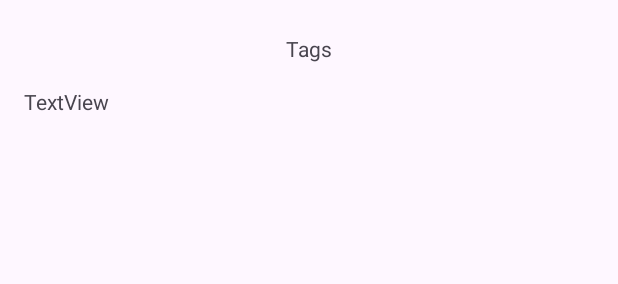
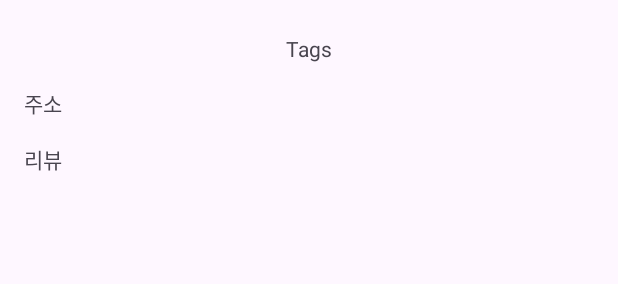
Before and after one commit to cbh1992/Project-Ffactory-secretreview, an Android app: the layout activity_review_detail.xml on its own in the app's theme, with its tools: preview values and no code run, on a phone screen of 412 x 824 dp. Shown: the part 178-462 px from the top of the screen. Run offline under Robolectric (Android 15) with nearby library versions, the phone set to English and light mode, and no system bars.

```diff
--- a/app/src/main/java/com/ffactory/secretreview/ReviewPage/ItemDataClass.kt
+++ b/app/src/main/java/com/ffactory/secretreview/ReviewPage/ItemDataClass.kt
@@ -1,3 +1,4 @@
 package com.ffactory.secretreview.ReviewPage
 
-data class ItemDataClass(var name : String? = null, var location : String? = null, var tags : String? = null)
+data class ItemDataClass(var name : String? = null, var location : String? = null, var tags : String? = null, var score : String? = null, var text : String? = null) {
+}
--- a/app/src/main/java/com/ffactory/secretreview/ReviewPage/NewReview.kt
+++ b/app/src/main/java/com/ffactory/secretreview/ReviewPage/NewReview.kt
@@ -29,7 +29,7 @@ class NewReview : AppCompatActivity() {
                 score = "0.0"
             }
             val tags = binding.NewTag.text.toString()
-            val review = binding.NewReview.text.toString()
+            val text = binding.NewReview.text.toString()
             var add: String? = null
             if(binding.NewNoMap.isChecked) {
             add = "null"
@@ -47,7 +47,7 @@ class NewReview : AppCompatActivity() {
                 "name" to name,
                 "score" to score,
                 "tags" to tags,
-                "review" to review,
+                "text" to text,
                 "location" to add,
                 "time" to "$formattedDate  /  $formattedTime"
             )
--- a/app/src/main/res/layout/activity_review_detail.xml
+++ b/app/src/main/res/layout/activity_review_detail.xml
@@ -37,7 +37,7 @@
     </androidx.constraintlayout.widget.ConstraintLayout>
 
     <RatingBar
-        android:id="@+id/DetailRating"
+        android:id="@+id/DetailScore"
         android:layout_width="wrap_content"
         android:layout_height="wrap_content"
         android:layout_marginTop="16dp"
@@ -53,7 +53,7 @@
         android:text="Tags"
         app:layout_constraintEnd_toEndOf="parent"
         app:layout_constraintStart_toStartOf="parent"
-        app:layout_constraintTop_toBottomOf="@+id/DetailRating" />
+        app:layout_constraintTop_toBottomOf="@+id/DetailScore" />
 
     <androidx.constraintlayout.widget.ConstraintLayout
         android:id="@+id/DetailReviewArea"
@@ -69,10 +69,23 @@
         app:layout_constraintTop_toBottomOf="@+id/DetailTags">
 
         <TextView
+            android:id="@+id/DetailLocation"
+            android:layout_width="match_parent"
+            android:layout_height="wrap_content"
+            android:text="주소"
+            app:layout_constraintEnd_toEndOf="parent"
+            app:layout_constraintStart_toStartOf="parent"
+            app:layout_constraintTop_toTopOf="parent" />
+
+        <TextView
             android:id="@+id/DetailReview"
             android:layout_width="match_parent"
-            android:layout_height="match_parent"
-            android:text="TextView" />
+            android:layout_height="0dp"
+            android:layout_marginTop="16dp"
+            android:text="리뷰"
+            app:layout_constraintEnd_toEndOf="parent"
+            app:layout_constraintStart_toStartOf="parent"
+            app:layout_constraintTop_toBottomOf="@+id/DetailLocation" />
     </androidx.constraintlayout.widget.ConstraintLayout>
 
     <LinearLayout
```
Also changed, not shown: app/src/main/java/com/ffactory/secretreview/MainActivity.kt (+21 -4 lines), app/src/main/java/com/ffactory/secretreview/ReviewPage/ReviewDetail.kt (+17 -2 lines), app/src/main/res/layout/review_items.xml (+18 -0 lines), 1 other file.
